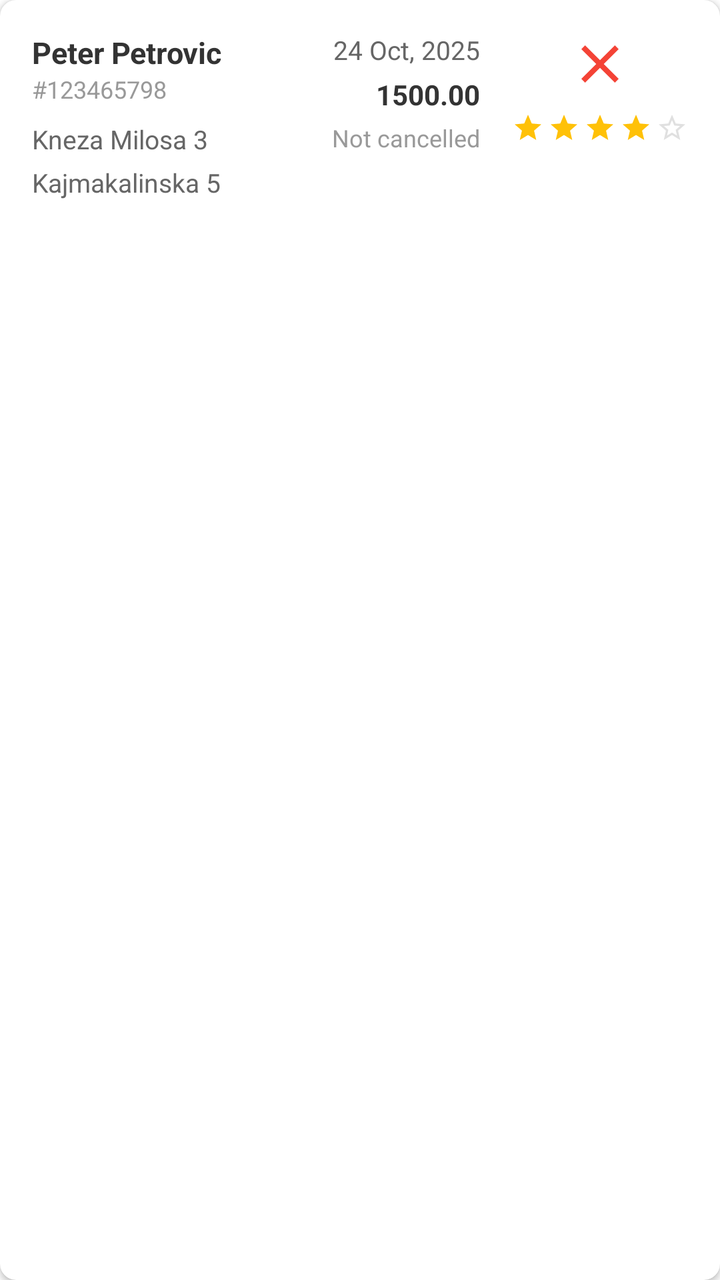
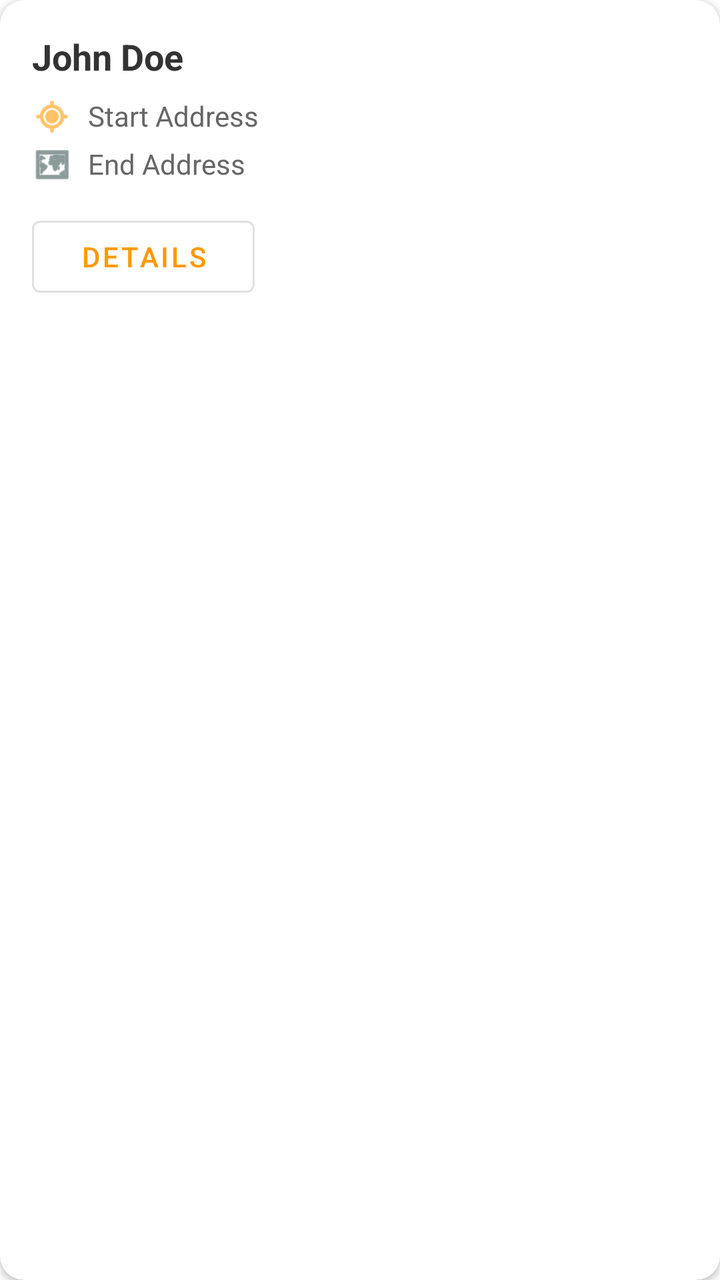

Compare the two renders of this Android layout. The source of the first and the diff that turns it into the second are given below.
<!-- AndroidManifest.xml: application theme Theme.FleetForge -->
<!-- res/layout/item_ride_history.xml -->
<?xml version="1.0" encoding="utf-8"?>
<com.google.android.material.card.MaterialCardView xmlns:android="http://schemas.android.com/apk/res/android"
    xmlns:app="http://schemas.android.com/apk/res-auto"
    android:layout_width="match_parent"
    android:layout_height="wrap_content"
    android:layout_margin="8dp"
    app:cardCornerRadius="8dp"
    app:cardElevation="2dp"
    app:cardBackgroundColor="@color/white">

    <LinearLayout
        android:layout_width="match_parent"
        android:layout_height="wrap_content"
        android:orientation="horizontal"
        android:padding="16dp">

        <LinearLayout
            android:layout_width="0dp"
            android:layout_height="wrap_content"
            android:layout_weight="1"
            android:orientation="vertical">

            <TextView
                android:id="@+id/tv_passenger_name"
                android:layout_width="wrap_content"
                android:layout_height="wrap_content"
                android:text="Peter Petrovic"
                android:textSize="15sp"
                android:textStyle="bold"
                android:textColor="@color/text_primary" />

            <TextView
                android:id="@+id/tv_passenger_id"
                android:layout_width="wrap_content"
                android:layout_height="wrap_content"
                android:text="#123465798"
                android:textSize="12sp"
                android:textColor="@color/text_gray"
                android:layout_marginBottom="8dp" />

            <TextView
                android:id="@+id/tv_pickup_address"
                android:layout_width="wrap_content"
                android:layout_height="wrap_content"
                android:text="Kneza Milosa 3"
                android:textSize="13sp"
                android:textColor="@color/text_secondary"
                android:layout_marginBottom="4dp" />

            <TextView
                android:id="@+id/tv_dropoff_address"
                android:layout_width="wrap_content"
                android:layout_height="wrap_content"
                android:text="Kajmakalinska 5"
                android:textSize="13sp"
                android:textColor="@color/text_secondary" />

        </LinearLayout>

        <LinearLayout
            android:layout_width="wrap_content"
            android:layout_height="wrap_content"
            android:orientation="vertical"
            android:layout_marginStart="16dp"
            android:gravity="end">

            <TextView
                android:id="@+id/tv_ride_date"
                android:layout_width="wrap_content"
                android:layout_height="wrap_content"
                android:text="24 Oct, 2025"
                android:textSize="13sp"
                android:textColor="@color/text_secondary"
                android:layout_marginBottom="4dp" />

            <TextView
                android:id="@+id/tv_total_cost"
                android:layout_width="wrap_content"
                android:layout_height="wrap_content"
                android:text="1500.00"
                android:textSize="14sp"
                android:textStyle="bold"
                android:textColor="@color/text_primary"
                android:layout_marginBottom="4dp" />

            <TextView
                android:id="@+id/tv_cancellation_status"
                android:layout_width="wrap_content"
                android:layout_height="wrap_content"
                android:text="Not cancelled"
                android:textSize="12sp"
                android:textColor="@color/text_gray" />

        </LinearLayout>

        <LinearLayout
            android:layout_width="wrap_content"
            android:layout_height="wrap_content"
            android:orientation="vertical"
            android:layout_marginStart="16dp"
            android:gravity="center_horizontal">

            <ImageView
                android:id="@+id/iv_panic_icon"
                android:layout_width="32dp"
                android:layout_height="32dp"
                android:src="@drawable/ic_panic_red"
                android:contentDescription="Panic status"
                android:layout_marginBottom="8dp" />

            <LinearLayout
                android:id="@+id/ll_rating_container"
                android:layout_width="wrap_content"
                android:layout_height="wrap_content"
                android:orientation="horizontal">

                <ImageView
                    android:id="@+id/iv_star1"
                    android:layout_width="16dp"
                    android:layout_height="16dp"
                    android:src="@drawable/ic_star_filled"
                    android:contentDescription="Star 1" />

                <ImageView
                    android:id="@+id/iv_star2"
                    android:layout_width="16dp"
                    android:layout_height="16dp"
                    android:src="@drawable/ic_star_filled"
                    android:layout_marginStart="2dp"
                    android:contentDescription="Star 2" />

                <ImageView
                    android:id="@+id/iv_star3"
                    android:layout_width="16dp"
                    android:layout_height="16dp"
                    android:src="@drawable/ic_star_filled"
                    android:layout_marginStart="2dp"
                    android:contentDescription="Star 3" />

                <ImageView
                    android:id="@+id/iv_star4"
                    android:layout_width="16dp"
                    android:layout_height="16dp"
                    android:src="@drawable/ic_star_filled"
                    android:layout_marginStart="2dp"
                    android:contentDescription="Star 4" />

                <ImageView
                    android:id="@+id/iv_star5"
                    android:layout_width="16dp"
                    android:layout_height="16dp"
                    android:src="@drawable/ic_star_empty"
                    android:layout_marginStart="2dp"
                    android:contentDescription="Star 5" />

            </LinearLayout>

        </LinearLayout>

    </LinearLayout>

</com.google.android.material.card.MaterialCardView>
<!-- resources referenced by this layout -->
<resources>
  <color name="text_gray">#999999</color>
  <color name="text_primary">#333333</color>
  <color name="text_secondary">#666666</color>
  <color name="white">#FFFFFF</color>
  <!-- drawable ic_panic_red (drawable) -->
  <vector xmlns:android="http://schemas.android.com/apk/res/android"
      android:width="24dp"
      android:height="24dp"
      android:viewportWidth="24"
      android:viewportHeight="24">
      <path
          android:fillColor="#F44336"
          android:pathData="M19,6.41L17.59,5 12,10.59 6.41,5 5,6.41 10.59,12 5,17.59 6.41,19 12,13.41 17.59,19 19,17.59 13.41,12z"/>
  </vector>
  <!-- drawable ic_star_empty (drawable) -->
  <vector xmlns:android="http://schemas.android.com/apk/res/android"
      android:width="24dp"
      android:height="24dp"
      android:viewportWidth="24"
      android:viewportHeight="24">
      <path
          android:fillColor="#E0E0E0"
          android:pathData="M22,9.24l-7.19,-0.62L12,2 9.19,8.63 2,9.24l5.46,4.73L5.82,21 12,17.27 18.18,21l-1.63,-7.03L22,9.24zM12,15.4l-3.76,2.27 1,-4.28 -3.32,-2.88 4.38,-0.38L12,6.1l1.71,4.04 4.38,0.38 -3.32,2.88 1,4.28L12,15.4z"/>
  </vector>
  <!-- drawable ic_star_filled (drawable) -->
  <vector xmlns:android="http://schemas.android.com/apk/res/android"
      android:width="24dp"
      android:height="24dp"
      android:viewportWidth="24"
      android:viewportHeight="24">
      <path
          android:fillColor="#FFC107"
          android:pathData="M12,17.27L18.18,21l-1.64,-7.03L22,9.24l-7.19,-0.61L12,2 9.19,8.63 2,9.24l5.46,4.73L5.82,21z"/>
  </vector>
  <style name="Theme.FleetForge" parent="Theme.MaterialComponents.DayNight.NoActionBar">
          <item name="colorPrimary">@color/primary_orange</item>
          <item name="colorPrimaryVariant">@color/primary_orange_dark</item>
          <item name="colorOnPrimary">@color/white</item>
  
          <item name="colorSecondary">@color/secondary_teal</item>
          <item name="colorSecondaryVariant">@color/secondary_teal</item>
          <item name="colorOnSecondary">@color/white</item>
  
          <item name="colorError">@color/error</item>
          <item name="colorOnError">@color/white</item>
  
          <item name="colorSurface">@color/white</item>
          <item name="colorOnSurface">@color/black</item>
  
          <item name="android:colorBackground">@color/background_white</item>
  
          <item name="android:statusBarColor">?attr/colorPrimaryVariant</item>
  
          <item name="android:textColorPrimary">@color/text_primary</item>
          <item name="android:textColorSecondary">@color/text_secondary</item>
  
          <item name="colorControlHighlight">@color/background_gray</item>
      </style>
  <color name="primary_orange">#FF9900</color>
  <color name="primary_orange_dark">#DB8709</color>
  <color name="secondary_teal">#3E5855</color>
  <color name="error">#F44336</color>
  <color name="black">#000000</color>
  <color name="background_white">#FFFFFF</color>
  <color name="background_gray">#F5F5F5</color>
</resources>

<!-- the commit's change to res/layout/item_ride_history.xml (unified diff, before → after) -->
@@ -4,159 +4,295 @@
     android:layout_width="match_parent"
     android:layout_height="wrap_content"
     android:layout_margin="8dp"
-    app:cardCornerRadius="8dp"
+    app:cardCornerRadius="12dp"
     app:cardElevation="2dp"
-    app:cardBackgroundColor="@color/white">
+    app:strokeWidth="0dp">
 
     <LinearLayout
         android:layout_width="match_parent"
         android:layout_height="wrap_content"
-        android:orientation="horizontal"
-        android:padding="16dp">
-
+        android:orientation="vertical">
+
+        
         <LinearLayout
-            android:layout_width="0dp"
+            android:id="@+id/ll_collapsed_view"
+            android:layout_width="match_parent"
             android:layout_height="wrap_content"
-            android:layout_weight="1"
-            android:orientation="vertical">
-
+            android:orientation="vertical"
+            android:padding="16dp">
+
+            
             <TextView
                 android:id="@+id/tv_passenger_name"
                 android:layout_width="wrap_content"
                 android:layout_height="wrap_content"
-                android:text="Peter Petrovic"
-                android:textSize="15sp"
+                android:text="John Doe"
+                android:textSize="18sp"
                 android:textStyle="bold"
-                android:textColor="@color/text_primary" />
-
-            <TextView
-                android:id="@+id/tv_passenger_id"
+                android:textColor="@color/text_primary"
+                android:layout_marginBottom="8dp" />
+
+            
+            <LinearLayout
+                android:layout_width="match_parent"
+                android:layout_height="wrap_content"
+                android:orientation="horizontal"
+                android:layout_marginBottom="4dp">
+
+                <ImageView
+                    android:layout_width="20dp"
+                    android:layout_height="20dp"
+                    android:src="@android:drawable/ic_menu_mylocation"
+                    app:tint="@color/colorPrimary"
+                    android:layout_marginEnd="8dp" />
+
+                <TextView
+                    android:id="@+id/tv_start_address"
+                    android:layout_width="0dp"
+                    android:layout_height="wrap_content"
+                    android:layout_weight="1"
+                    android:text="Start Address"
+                    android:textSize="14sp"
+                    android:textColor="@color/text_secondary"
+                    android:ellipsize="end"
+                    android:maxLines="1" />
+
+            </LinearLayout>
+
+            <LinearLayout
+                android:layout_width="match_parent"
+                android:layout_height="wrap_content"
+                android:orientation="horizontal"
+                android:layout_marginBottom="12dp">
+
+                <ImageView
+                    android:layout_width="20dp"
+                    android:layout_height="20dp"
+                    android:src="@android:drawable/ic_menu_mapmode"
+                    app:tint="@color/colorAccent"
+                    android:layout_marginEnd="8dp" />
+
+                <TextView
+                    android:id="@+id/tv_end_address"
+                    android:layout_width="0dp"
+                    android:layout_height="wrap_content"
+                    android:layout_weight="1"
+                    android:text="End Address"
+                    android:textSize="14sp"
+                    android:textColor="@color/text_secondary"
+                    android:ellipsize="end"
+                    android:maxLines="1" />
+
+            </LinearLayout>
+
+            
+            <Button
+                android:id="@+id/btn_details"
                 android:layout_width="wrap_content"
                 android:layout_height="wrap_content"
-                android:text="#123465798"
-                android:textSize="12sp"
-                android:textColor="@color/text_gray"
-                android:layout_marginBottom="8dp" />
-
-            <TextView
-                android:id="@+id/tv_pickup_address"
-                android:layout_width="wrap_content"
-                android:layout_height="wrap_content"
-                android:text="Kneza Milosa 3"
-                android:textSize="13sp"
-                android:textColor="@color/text_secondary"
-                android:layout_marginBottom="4dp" />
-
-            <TextView
-                android:id="@+id/tv_dropoff_address"
-                android:layout_width="wrap_content"
-                android:layout_height="wrap_content"
-                android:text="Kajmakalinska 5"
-                android:textSize="13sp"
-                android:textColor="@color/text_secondary" />
+                android:text="Details"
+                android:textSize="14sp"
+                android:paddingStart="24dp"
+                android:paddingEnd="24dp"
+                style="@style/Widget.MaterialComponents.Button.OutlinedButton" />
 
         </LinearLayout>
 
+        
         <LinearLayout
-            android:layout_width="wrap_content"
+            android:id="@+id/ll_expanded_view"
+            android:layout_width="match_parent"
             android:layout_height="wrap_content"
             android:orientation="vertical"
-            android:layout_marginStart="16dp"
-            android:gravity="end">
-
-            <TextView
-                android:id="@+id/tv_ride_date"
+            android:visibility="gone"
+            android:padding="16dp"
+            android:background="@color/background_white">
+
+            
+            <FrameLayout
+                android:layout_width="match_parent"
+                android:layout_height="200dp"
+                android:layout_marginBottom="16dp"
+                android:background="@color/background_gray">
+
+                <org.osmdroid.views.MapView
+                    android:id="@+id/map_view"
+                    android:layout_width="match_parent"
+                    android:layout_height="match_parent" />
+
+            </FrameLayout>
+
+            
+            <LinearLayout
+                android:layout_width="match_parent"
+                android:layout_height="wrap_content"
+                android:orientation="vertical"
+                android:background="@android:color/white"
+                android:padding="12dp">
+
+                
+                <LinearLayout
+                    android:layout_width="match_parent"
+                    android:layout_height="wrap_content"
+                    android:orientation="horizontal"
+                    android:layout_marginBottom="8dp">
+
+                    <TextView
+                        android:layout_width="0dp"
+                        android:layout_height="wrap_content"
+                        android:layout_weight="1"
+                        android:text="Ride ID:"
+                        android:textStyle="bold"
+                        android:textColor="@color/text_primary" />
+
+                    <TextView
+                        android:id="@+id/tv_ride_id"
+                        android:layout_width="wrap_content"
+                        android:layout_height="wrap_content"
+                        android:text="123"
+                        android:textColor="@color/text_secondary" />
+
+                </LinearLayout>
+
+                
+                <LinearLayout
+                    android:layout_width="match_parent"
+                    android:layout_height="wrap_content"
+                    android:orientation="horizontal"
+                    android:layout_marginBottom="8dp">
+
+                    <TextView
+                        android:layout_width="0dp"
+                        android:layout_height="wrap_content"
+                        android:layout_weight="1"
+                        android:text="Start Time:"
+                        android:textStyle="bold"
+                        android:textColor="@color/text_primary" />
+
+                    <TextView
+                        android:id="@+id/tv_start_time"
+                        android:layout_width="wrap_content"
+                        android:layout_height="wrap_content"
+                        android:text="12:00 PM"
+                        android:textColor="@color/text_secondary" />
+
+                </LinearLayout>
+
+                
+                <LinearLayout
+                    android:layout_width="match_parent"
+                    android:layout_height="wrap_content"
+                    android:orientation="horizontal"
+                    android:layout_marginBottom="8dp">
+
+                    <TextView
+                        android:layout_width="0dp"
+                        android:layout_height="wrap_content"
+                        android:layout_weight="1"
+                        android:text="Total Price:"
+                        android:textStyle="bold"
+                        android:textColor="@color/text_primary" />
+
+                    <TextView
+                        android:id="@+id/tv_total_price"
+                        android:layout_width="wrap_content"
+                        android:layout_height="wrap_content"
+                        android:text="$25.00"
+                        android:textColor="@color/colorPrimary"
+                        android:textStyle="bold" />
+
+                </LinearLayout>
+
+                
+                <LinearLayout
+                    android:layout_width="match_parent"
+                    android:layout_height="wrap_content"
+                    android:orientation="horizontal"
+                    android:layout_marginBottom="8dp">
+
+                    <TextView
+                        android:layout_width="0dp"
+                        android:layout_height="wrap_content"
+                        android:layout_weight="1"
+                        android:text="Status:"
+                        android:textStyle="bold"
+                        android:textColor="@color/text_primary" />
+
+                    <TextView
+                        android:id="@+id/tv_status"
+                        android:layout_width="wrap_content"
+                        android:layout_height="wrap_content"
+                        android:text="Completed"
+                        android:textColor="@color/text_secondary" />
+
+                </LinearLayout>
+
+                
+                <LinearLayout
+                    android:id="@+id/ll_panic_status"
+                    android:layout_width="match_parent"
+                    android:layout_height="wrap_content"
+                    android:orientation="horizontal"
+                    android:layout_marginBottom="8dp"
+                    android:visibility="gone">
+
+                    <TextView
+                        android:layout_width="0dp"
+                        android:layout_height="wrap_content"
+                        android:layout_weight="1"
+                        android:text="Panic Activated:"
+                        android:textStyle="bold"
+                        android:textColor="@android:color/holo_red_dark" />
+
+                    <TextView
+                        android:layout_width="wrap_content"
+                        android:layout_height="wrap_content"
+                        android:text="Yes"
+                        android:textColor="@android:color/holo_red_dark"
+                        android:textStyle="bold" />
+
+                </LinearLayout>
+
+                
+                <View
+                    android:layout_width="match_parent"
+                    android:layout_height="1dp"
+                    android:background="@color/background_gray"
+                    android:layout_marginVertical="12dp" />
+
+                
+                <TextView
+                    android:layout_width="wrap_content"
+                    android:layout_height="wrap_content"
+                    android:text="Passengers"
+                    android:textStyle="bold"
+                    android:textSize="16sp"
+                    android:textColor="@color/text_primary"
+                    android:layout_marginBottom="8dp" />
+
+                <LinearLayout
+                    android:id="@+id/ll_passengers_container"
+                    android:layout_width="match_parent"
+                    android:layout_height="wrap_content"
+                    android:orientation="vertical" />
+
+            </LinearLayout>
+
+            
+            <Button
+                android:id="@+id/btn_collapse"
                 android:layout_width="wrap_content"
                 android:layout_height="wrap_content"
-                android:text="24 Oct, 2025"
-                android:textSize="13sp"
-                android:textColor="@color/text_secondary"
-                android:layout_marginBottom="4dp" />
-
-            <TextView
-                android:id="@+id/tv_total_cost"
-                android:layout_width="wrap_content"
-                android:layout_height="wrap_content"
-                android:text="1500.00"
+                android:layout_gravity="center"
+                android:layout_marginTop="12dp"
+                android:text="Hide Details"
                 android:textSize="14sp"
-                android:textStyle="bold"
-                android:textColor="@color/text_primary"
-                android:layout_marginBottom="4dp" />
-
-            <TextView
-                android:id="@+id/tv_cancellation_status"
-                android:layout_width="wrap_content"
-                android:layout_height="wrap_content"
-                android:text="Not cancelled"
-                android:textSize="12sp"
-                android:textColor="@color/text_gray" />
+                android:paddingStart="24dp"
+                android:paddingEnd="24dp"
+                style="@style/Widget.MaterialComponents.Button.OutlinedButton" />
 
         </LinearLayout>
 
-        <LinearLayout
-            android:layout_width="wrap_content"
-            android:layout_height="wrap_content"
-            android:orientation="vertical"
-            android:layout_marginStart="16dp"
-            android:gravity="center_horizontal">
-
-            <ImageView
-                android:id="@+id/iv_panic_icon"
-                android:layout_width="32dp"
-                android:layout_height="32dp"
-                android:src="@drawable/ic_panic_red"
-                android:contentDescription="Panic status"
-                android:layout_marginBottom="8dp" />
-
-            <LinearLayout
-                android:id="@+id/ll_rating_container"
-                android:layout_width="wrap_content"
-                android:layout_height="wrap_content"
-                android:orientation="horizontal">
-
-                <ImageView
-                    android:id="@+id/iv_star1"
-                    android:layout_width="16dp"
-                    android:layout_height="16dp"
-                    android:src="@drawable/ic_star_filled"
-                    android:contentDescription="Star 1" />
-
-                <ImageView
-                    android:id="@+id/iv_star2"
-                    android:layout_width="16dp"
-                    android:layout_height="16dp"
-                    android:src="@drawable/ic_star_filled"
-                    android:layout_marginStart="2dp"
-                    android:contentDescription="Star 2" />
-
-                <ImageView
-                    android:id="@+id/iv_star3"
-                    android:layout_width="16dp"
-                    android:layout_height="16dp"
-                    android:src="@drawable/ic_star_filled"
-                    android:layout_marginStart="2dp"
-                    android:contentDescription="Star 3" />
-
-                <ImageView
-                    android:id="@+id/iv_star4"
-                    android:layout_width="16dp"
-                    android:layout_height="16dp"
-                    android:src="@drawable/ic_star_filled"
-                    android:layout_marginStart="2dp"
-                    android:contentDescription="Star 4" />
-
-                <ImageView
-                    android:id="@+id/iv_star5"
-                    android:layout_width="16dp"
-                    android:layout_height="16dp"
-                    android:src="@drawable/ic_star_empty"
-                    android:layout_marginStart="2dp"
-                    android:contentDescription="Star 5" />
-
-            </LinearLayout>
-
-        </LinearLayout>
-
     </LinearLayout>
 
 </com.google.android.material.card.MaterialCardView>
<!-- resource entries referenced after the edit -->
@@ -1,39 +1,8 @@
 <!-- resources referenced by this layout -->
 <resources>
-  <color name="text_gray">#999999</color>
   <color name="text_primary">#333333</color>
   <color name="text_secondary">#666666</color>
   <color name="white">#FFFFFF</color>
-  <!-- drawable ic_panic_red (drawable) -->
-  <vector xmlns:android="http://schemas.android.com/apk/res/android"
-      android:width="24dp"
-      android:height="24dp"
-      android:viewportWidth="24"
-      android:viewportHeight="24">
-      <path
-          android:fillColor="#F44336"
-          android:pathData="M19,6.41L17.59,5 12,10.59 6.41,5 5,6.41 10.59,12 5,17.59 6.41,19 12,13.41 17.59,19 19,17.59 13.41,12z"/>
-  </vector>
-  <!-- drawable ic_star_empty (drawable) -->
-  <vector xmlns:android="http://schemas.android.com/apk/res/android"
-      android:width="24dp"
-      android:height="24dp"
-      android:viewportWidth="24"
-      android:viewportHeight="24">
-      <path
-          android:fillColor="#E0E0E0"
-          android:pathData="M22,9.24l-7.19,-0.62L12,2 9.19,8.63 2,9.24l5.46,4.73L5.82,21 12,17.27 18.18,21l-1.63,-7.03L22,9.24zM12,15.4l-3.76,2.27 1,-4.28 -3.32,-2.88 4.38,-0.38L12,6.1l1.71,4.04 4.38,0.38 -3.32,2.88 1,4.28L12,15.4z"/>
-  </vector>
-  <!-- drawable ic_star_filled (drawable) -->
-  <vector xmlns:android="http://schemas.android.com/apk/res/android"
-      android:width="24dp"
-      android:height="24dp"
-      android:viewportWidth="24"
-      android:viewportHeight="24">
-      <path
-          android:fillColor="#FFC107"
-          android:pathData="M12,17.27L18.18,21l-1.64,-7.03L22,9.24l-7.19,-0.61L12,2 9.19,8.63 2,9.24l5.46,4.73L5.82,21z"/>
-  </vector>
   <style name="Theme.FleetForge" parent="Theme.MaterialComponents.DayNight.NoActionBar">
           <item name="colorPrimary">@color/primary_orange</item>
           <item name="colorPrimaryVariant">@color/primary_orange_dark</item>
@@ -64,6 +33,8 @@
   <color name="error">#F44336</color>
   <color name="black">#000000</color>
   <color name="background_white">#FFFFFF</color>
+  <color name="colorAccent">#3E5855</color>
+  <color name="colorPrimary">#FF9900</color>
   <color name="background_gray">#F5F5F5</color>
 </resources>
 
